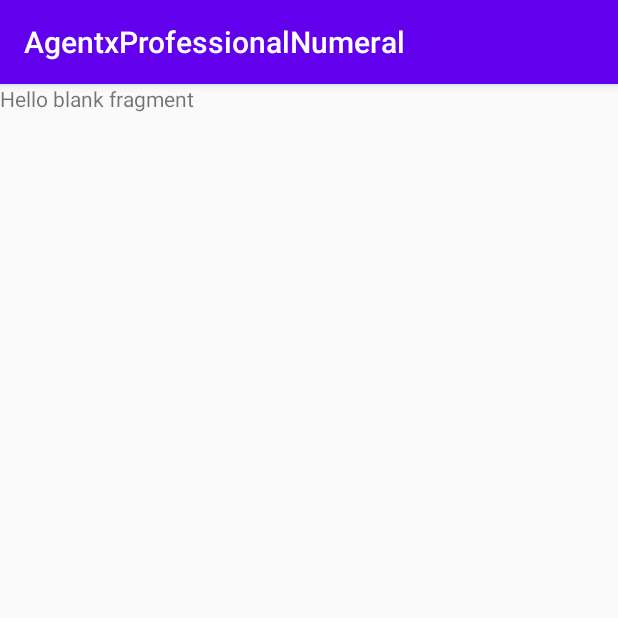
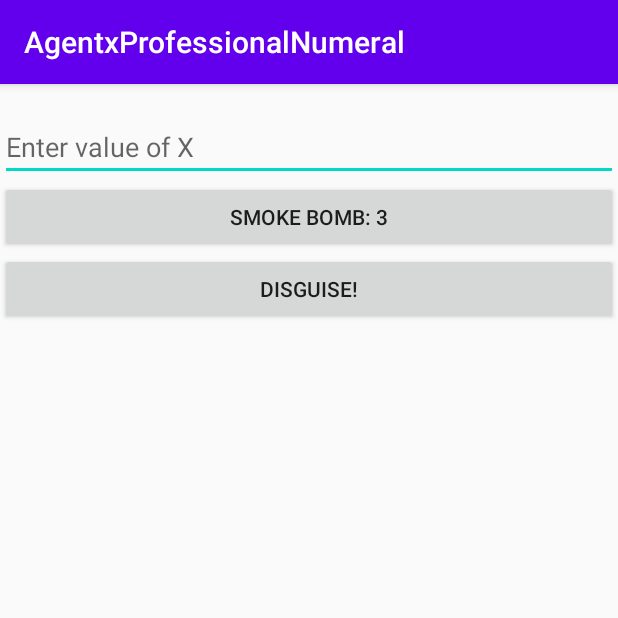
Before and after one commit to ShaneRing11/AgentxProfessionalNumeral, an Android app: the fragment QuestionFragment shown on its own in the app's theme, on a phone screen of 412 x 824 dp, the top half of it. Run offline under Robolectric (Android 15) with nearby library versions, the phone set to English and light mode, and no system bars.

Commit message:
Prepare fragments to interact with and display game data

```diff
--- a/app/src/main/java/au/edu/jcu/cp3406/agentxprofessionalnumeral/QuestionFragment.java
+++ b/app/src/main/java/au/edu/jcu/cp3406/agentxprofessionalnumeral/QuestionFragment.java
@@ -7,12 +7,26 @@ import androidx.fragment.app.Fragment;
 import android.view.LayoutInflater;
 import android.view.View;
 import android.view.ViewGroup;
+import android.widget.Button;
+import android.widget.EditText;
+import android.widget.TextView;
+
+import java.util.Locale;
+
+import au.edu.jcu.cp3406.agentxprofessionalnumeral.Game.Difficulty;
+import au.edu.jcu.cp3406.agentxprofessionalnumeral.Game.Game;
 
 
 /**
  * A simple {@link Fragment} subclass.
  */
 public class QuestionFragment extends Fragment {
+
+    private TextView question;
+    private EditText guess;
+    private Game game;
+    private int incorrectGuesses;
+    //TODO add stateListener and send it status updates
 
     public QuestionFragment() {
         // Required empty public constructor
@@ -23,6 +37,50 @@ public class QuestionFragment extends Fragment {
     public View onCreateView(LayoutInflater inflater, ViewGroup container,
                              Bundle savedInstanceState) {
         // Inflate the layout for this fragment
-        return inflater.inflate(R.layout.fragment_question, container, false);
+        final View view = inflater.inflate(R.layout.fragment_question, container, false);
+        game = new Game(Difficulty.MEDIUM); //TODO load from activity instead of hardcoding
+        question = view.findViewById(R.id.question);
+        guess = view.findViewById(R.id.guess);
+        final Button bomb = view.findViewById(R.id.bomb);
+        bomb.setText(String.format(Locale.getDefault(), getString(R.string.bomb), game.getBombsRemaining()));
+        bomb.setOnClickListener(new View.OnClickListener() {
+            @Override
+            public void onClick(View v) {
+                game.useBomb();
+                bomb.setText(String.format(Locale.getDefault(), getString(R.string.bomb), game.getBombsRemaining()));
+            }
+        });
+        final Button submit = view.findViewById(R.id.submit);
+        submit.setOnClickListener(new View.OnClickListener() {
+            @Override
+            public void onClick(View v) {
+                String guessString = guess.getText().toString();
+                if (guessString.equals("")) {
+                    // display a notification
+                } else {
+                    if (game.checkGuess(Integer.parseInt(guessString))) {
+                        game.updateScore();
+                        showNextQuestion();
+                    } else {
+                        game.updateDetection(10);
+                        ++incorrectGuesses;
+                        if (incorrectGuesses == 3) {
+                            showNextQuestion();
+                        }
+                    }
+                }
+            }
+        });
+        //TODO add looper that ticks every 1200ms
+        return view;
     }
+
+    private void showNextQuestion() {
+        game.generateQuestion();
+        question.setText(game.displayQuestion());
+        guess.getText().clear();
+        incorrectGuesses = 0;
+    }
+
+    //TODO add lifecycle methods to save game state
 }
--- /dev/null
+++ b/app/src/main/java/au/edu/jcu/cp3406/agentxprofessionalnumeral/StateListener.java
@@ -0,0 +1,5 @@
+package au.edu.jcu.cp3406.agentxprofessionalnumeral;
+
+public interface StateListener {
+    void onUpdate(State state);
+}
--- a/app/src/main/res/layout/fragment_question.xml
+++ b/app/src/main/res/layout/fragment_question.xml
@@ -1,14 +1,30 @@
 <?xml version="1.0" encoding="utf-8"?>
-<FrameLayout xmlns:android="http://schemas.android.com/apk/res/android"
+<LinearLayout xmlns:android="http://schemas.android.com/apk/res/android"
     xmlns:tools="http://schemas.android.com/tools"
     android:layout_width="match_parent"
     android:layout_height="match_parent"
+    android:orientation="vertical"
     tools:context=".QuestionFragment">
 
-    <!-- TODO: Update blank fragment layout -->
     <TextView
+        android:id="@+id/question"
         android:layout_width="match_parent"
-        android:layout_height="match_parent"
-        android:text="@string/hello_blank_fragment" />
+        android:layout_height="wrap_content" />
 
-</FrameLayout>
+    <EditText
+        android:id="@+id/guess"
+        android:layout_width="match_parent"
+        android:layout_height="wrap_content"
+        android:hint="@string/guess_hint" />
+
+    <Button
+        android:id="@+id/bomb"
+        android:layout_width="match_parent"
+        android:layout_height="wrap_content" />
+
+    <Button
+        android:id="@+id/submit"
+        android:layout_width="match_parent"
+        android:layout_height="wrap_content"
+        android:text="@string/disguise" />
+</LinearLayout>
--- a/app/src/main/res/values/strings.xml
+++ b/app/src/main/res/values/strings.xml
@@ -11,6 +11,11 @@
     <string name="difficulty">Difficulty</string>
     <string name="sound">Sound</string>
     <string name="save">Save</string>
+    <string name="score">Score: %d</string>
+    <string name="detection">Detection: %d\%</string>
+    <string name="guess_hint">Enter value of X</string>
+    <string name="disguise">Disguise!</string>
+    <string name="bomb">Smoke bomb: %d</string>
     <array name="difficulties">
         <item>Easy</item>
         <item>Medium</item>
```
Also changed, not shown: app/src/main/java/au/edu/jcu/cp3406/agentxprofessionalnumeral/Game/Game.java (+7 -19 lines), app/src/main/java/au/edu/jcu/cp3406/agentxprofessionalnumeral/InfoFragment.java (deleted, +0 -28 lines), app/src/main/java/au/edu/jcu/cp3406/agentxprofessionalnumeral/State.java (added, +7 -0 lines), app/src/main/java/au/edu/jcu/cp3406/agentxprofessionalnumeral/StatusFragment.java (added, +45 -0 lines), app/src/main/res/layout/fragment_info.xml (deleted, +0 -14 lines), app/src/main/res/layout/fragment_status.xml (added, +21 -0 lines).
